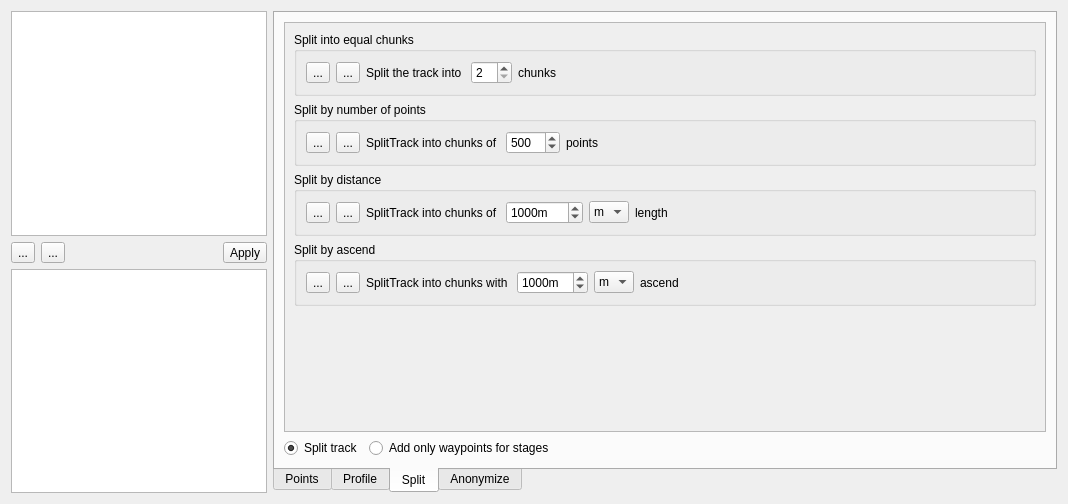
The window that src/ITrackFilterWidget.ui (ntruchsess/QLandkarteGT) describes before a commit, drawn with Qt 5.
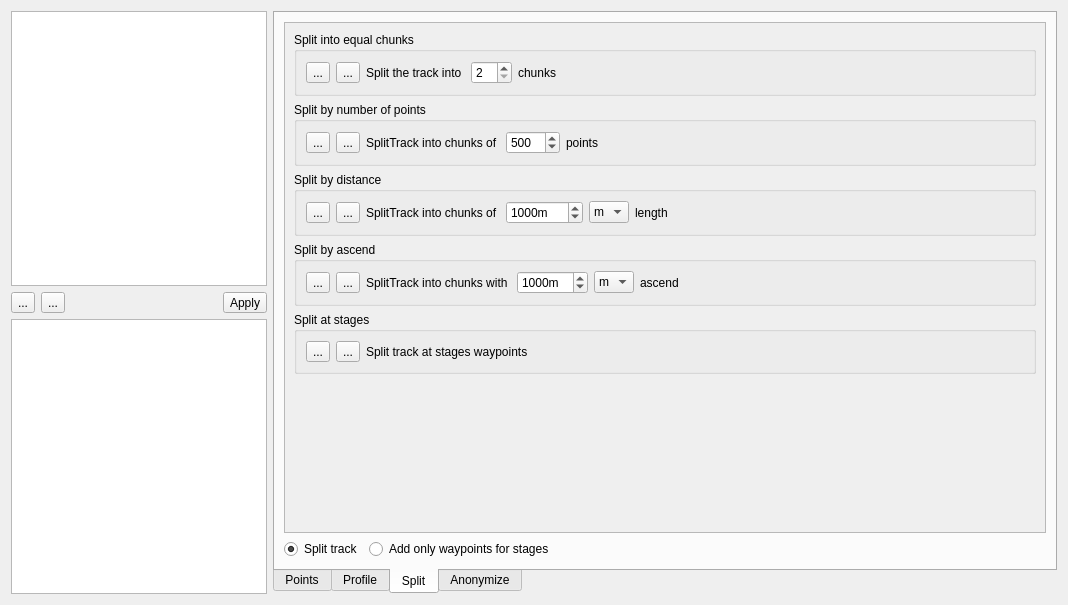
The same window after the commit. The open tabs and pages were chosen to show the change. Icons and pictures are not drawn.

Commit message: add split stages filter

Diff of the .ui file:
```diff
--- a/src/ITrackFilterWidget.ui
+++ b/src/ITrackFilterWidget.ui
@@ -7,7 +7,7 @@
     <x>0</x>
     <y>0</y>
     <width>1068</width>
-    <height>504</height>
+    <height>605</height>
    </rect>
   </property>
   <property name="windowTitle">
@@ -763,8 +763,8 @@
            <rect>
             <x>0</x>
             <y>0</y>
-            <width>776</width>
-            <height>424</height>
+            <width>760</width>
+            <height>503</height>
            </rect>
           </property>
           <layout class="QVBoxLayout" name="verticalLayout_5">
@@ -1129,6 +1129,57 @@
              </layout>
             </widget>
            </item>
+           <item>
+            <widget class="QGroupBox" name="groupSplit5">
+             <property name="title">
+              <string>Split at stages</string>
+             </property>
+             <layout class="QHBoxLayout" name="horizontalLayout_10">
+              <item>
+               <widget class="QToolButton" name="toolSplit5Now">
+                <property name="text">
+                 <string>...</string>
+                </property>
+                <property name="icon">
+                 <iconset resource="resources.qrc">
+                  <normaloff>:/icons/toolswizard.png</normaloff>:/icons/toolswizard.png</iconset>
+                </property>
+               </widget>
+              </item>
+              <item>
+               <widget class="QToolButton" name="toolAddSplit5">
+                <property name="text">
+                 <string>...</string>
+                </property>
+                <property name="icon">
+                 <iconset resource="resources.qrc">
+                  <normaloff>:/icons/iconAdd16x16.png</normaloff>:/icons/iconAdd16x16.png</iconset>
+                </property>
+               </widget>
+              </item>
+              <item>
+               <widget class="QLabel" name="label_17">
+                <property name="text">
+                 <string>Split track at stages waypoints</string>
+                </property>
+               </widget>
+              </item>
+              <item>
+               <spacer name="horizontalSpacer_15">
+                <property name="orientation">
+                 <enum>Qt::Horizontal</enum>
+                </property>
+                <property name="sizeHint" stdset="0">
+                 <size>
+                  <width>40</width>
+                  <height>20</height>
+                 </size>
+                </property>
+               </spacer>
+              </item>
+             </layout>
+            </widget>
+           </item>
            <item>
             <spacer name="verticalSpacer_3">
              <property name="orientation">
```
Left out of the diff: 12 changed lines with no effect on the pictures. The commit also changes 2 other files.
